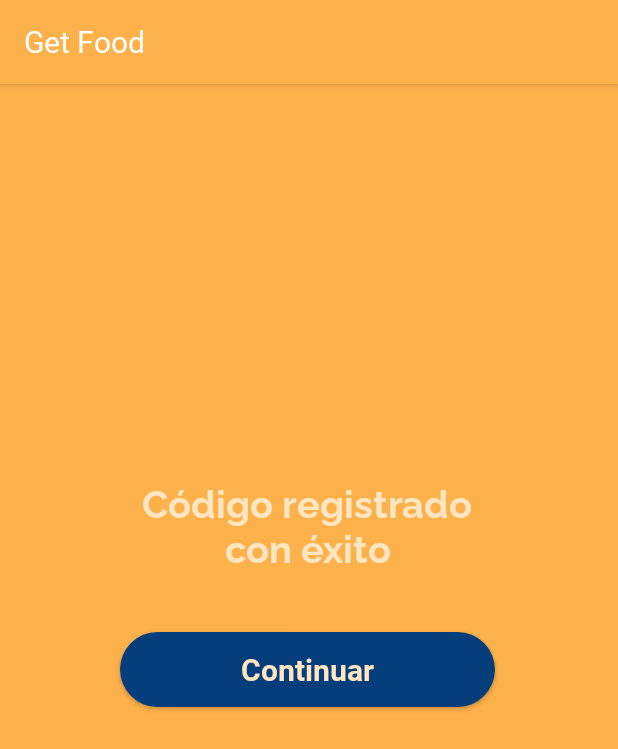
After one commit to k-atara/GetFood, an Android app: the Confirmar screen opened directly, with no data from a screen before it, on a phone screen of 412 x 824 dp. The commit adds this screen. Shown: the top 749 px of the screen. Run offline under Robolectric (Android 15) with nearby library versions, the phone set to English and light mode, and no system bars.

Commit message:
Estilo de boton y Activity de confirmar

```diff
--- a/app/src/main/AndroidManifest.xml
+++ b/app/src/main/AndroidManifest.xml
@@ -9,7 +9,8 @@
         android:roundIcon="@mipmap/ic_launcher_round"
         android:supportsRtl="true"
         android:theme="@style/AppTheme">
-        <activity android:name=".LogIn"></activity>
+        <activity android:name=".Confirmar"></activity>
+        <activity android:name=".LogIn" />
         <activity android:name=".MainActivity">
             <intent-filter>
                 <action android:name="android.intent.action.MAIN" />
--- /dev/null
+++ b/app/src/main/java/mx/tec/getfood/Confirmar.kt
@@ -0,0 +1,11 @@
+package mx.tec.getfood
+
+import androidx.appcompat.app.AppCompatActivity
+import android.os.Bundle
+
+class Confirmar : AppCompatActivity() {
+    override fun onCreate(savedInstanceState: Bundle?) {
+        super.onCreate(savedInstanceState)
+        setContentView(R.layout.activity_confirmar)
+    }
+}
--- /dev/null
+++ b/app/src/main/res/drawable/btn_primary_accent.xml
@@ -0,0 +1,13 @@
+<?xml version="1.0" encoding="utf-8"?>
+<shape xmlns:android="http://schemas.android.com/apk/res/android" android:shape="rectangle">
+    <corners
+        android:radius="30dp"
+        />
+    <solid
+        android:color="#053E7A"
+        />
+    <size
+        android:width="250dp"
+        android:height="50dp"
+        />
+</shape>
--- /dev/null
+++ b/app/src/main/res/layout/activity_confirmar.xml
@@ -0,0 +1,34 @@
+<?xml version="1.0" encoding="utf-8"?>
+<androidx.constraintlayout.widget.ConstraintLayout xmlns:android="http://schemas.android.com/apk/res/android"
+    xmlns:app="http://schemas.android.com/apk/res-auto"
+    xmlns:tools="http://schemas.android.com/tools"
+    android:layout_width="match_parent"
+    android:layout_height="match_parent"
+    android:background="@color/colorPrimary"
+    tools:context=".Confirmar">
+
+    <TextView
+        android:id="@+id/txtConfirmar"
+        style="@style/sub_titlesPL"
+        android:layout_width="242dp"
+        android:layout_height="61dp"
+        android:layout_marginTop="260dp"
+        android:gravity="center"
+        android:text="@string/confirmarE"
+        app:layout_constraintEnd_toEndOf="parent"
+        app:layout_constraintHorizontal_bias="0.496"
+        app:layout_constraintStart_toStartOf="parent"
+        app:layout_constraintTop_toTopOf="parent" />
+
+    <Button
+        android:id="@+id/btnContinuar"
+        style="@style/buttonA"
+        android:layout_width="wrap_content"
+        android:layout_height="wrap_content"
+        android:layout_marginTop="44dp"
+        android:background="@drawable/btn_primary_accent"
+        android:text="@string/btnContinuar"
+        app:layout_constraintEnd_toEndOf="@+id/txtConfirmar"
+        app:layout_constraintStart_toStartOf="@+id/txtConfirmar"
+        app:layout_constraintTop_toBottomOf="@+id/txtConfirmar" />
+</androidx.constraintlayout.widget.ConstraintLayout>
--- a/app/src/main/res/layout/activity_main.xml
+++ b/app/src/main/res/layout/activity_main.xml
@@ -20,7 +20,7 @@
 
     <TextView
         android:id="@+id/textView2"
-        style="@style/sub_titles"
+        style="@style/sub_titlesPD"
         android:layout_width="wrap_content"
         android:layout_height="wrap_content"
         android:layout_marginTop="32dp"
--- a/app/src/main/res/values/strings.xml
+++ b/app/src/main/res/values/strings.xml
@@ -1,6 +1,7 @@
 <resources>
     <string name="app_name">Get Food</string>
     <string name="btnIniciar">Iniciar</string>
-
-    <string name="Cerrar">Cerrar</string>
+    <string name="btnContinuar">Continuar</string>
+    <string name="confirmarE">Código registrado con éxito</string>
+    <string name="confirmarN">No se registró intentelo de nuevo</string>
 </resources>
--- a/app/src/main/res/values/styles.xml
+++ b/app/src/main/res/values/styles.xml
@@ -13,7 +13,6 @@
         <item name="android:textSize">30sp</item>
         <item name="android:textColor">@color/colorPrimary</item>
     </style>
-
     <style name="titlesPD" parent="android:Widget.TextView">
         <item name="android:fontFamily">@font/raleway_black</item>
         <item name="android:textSize">30sp</item>
@@ -28,18 +27,24 @@
 
     <style name="sub_titlesP" parent="android:Widget.TextView">
         <item name="android:fontFamily">@font/raleway_bold</item>
-        <item name="android:textSize">20sp</item>
+        <item name="android:textSize">25sp</item>
         <item name="android:textColor">@color/colorPrimary</item>
     </style>
 
     <style name="sub_titlesPD" parent="android:Widget.TextView">
         <item name="android:fontFamily">@font/raleway_bold</item>
-        <item name="android:textSize">20sp</item>
+        <item name="android:textSize">25sp</item>
         <item name="android:textColor">@color/colorPrimaryDark</item>
     </style>
 
     <style name="sub_titlesPL" parent="android:Widget.TextView">
         <item name="android:fontFamily">@font/raleway_bold</item>
+        <item name="android:textSize">25sp</item>
+        <item name="android:textColor">@color/colorPrimaryLight</item>
+    </style>
+
+    <style name="buttonA" parent="android:Widget.Button">
+        <item name="android:fontFamily">@font/roboto_bold</item>
         <item name="android:textSize">20sp</item>
         <item name="android:textColor">@color/colorPrimaryLight</item>
     </style>
```
